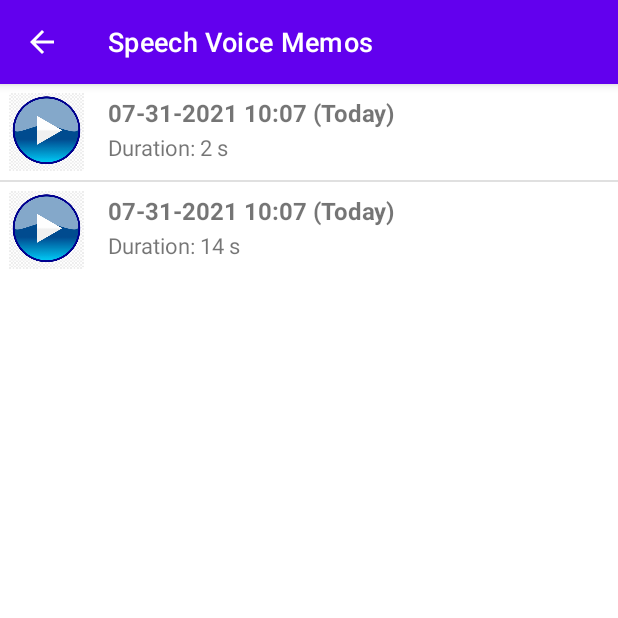
After one commit to simonekarani/SpeechImprovAndroid, an Android app: the SpeechVoiceMemosActivity screen opened directly, with no data from a screen before it, on a phone screen of 412 x 824 dp, the top half of it. The commit adds this screen. Run offline under Robolectric (Android 15) with nearby library versions, the phone set to English and light mode, and no system bars.

Commit message:
Store recorded speeches for playback

```diff
--- a/app/build.gradle
+++ b/app/build.gradle
@@ -10,8 +10,8 @@ android {
         applicationId "com.simonekarani.speechimprov"
         minSdkVersion 27
         targetSdkVersion 30
-        versionCode 2
-        versionName "2.0"
+        versionCode 3
+        versionName "3.0"
 
         testInstrumentationRunner "androidx.test.runner.AndroidJUnitRunner"
     }
--- a/app/src/main/java/com/simonekarani/speechimprov/report/SpeechActivityDBHelper.java
+++ b/app/src/main/java/com/simonekarani/speechimprov/report/SpeechActivityDBHelper.java
@@ -21,10 +21,11 @@ public class SpeechActivityDBHelper extends SQLiteOpenHelper {
     public static final String SPEECH_LOG_COLUMN_DATE = "date";
     public static final String SPEECH_LOG_COLUMN_ACTIVITY = "activity";
     public static final String SPEECH_LOG_COLUMN_DURATION = "duration";
+    public static final String SPEECH_LOG_COLUMN_PATH = "path";
     private HashMap hp;
 
     public SpeechActivityDBHelper(Context context) {
-        super(context, DATABASE_NAME , null, 2);
+        super(context, DATABASE_NAME , null, 3);
     }
 
     @Override
@@ -32,7 +33,7 @@ public class SpeechActivityDBHelper extends SQLiteOpenHelper {
         // TODO Auto-generated method stub
         db.execSQL(
                 "create table myactivity " +
-                        "(id integer primary key, date text,activity text, duration text)"
+                        "(id integer primary key, date text,activity text, duration text, path text)"
         );
     }
 
@@ -43,12 +44,14 @@ public class SpeechActivityDBHelper extends SQLiteOpenHelper {
         onCreate(db);
     }
 
-    public boolean insertSpeechActivity (String dateStr, String activityStr, long durationMs) {
+    public boolean insertSpeechActivity (String dateStr, String activityStr, long durationMs,
+                                         String pathStr) {
         SQLiteDatabase db = this.getWritableDatabase();
         ContentValues contentValues = new ContentValues();
         contentValues.put("date", dateStr);
         contentValues.put("activity", activityStr);
         contentValues.put("duration", Long.toString(durationMs));
+        contentValues.put("path", pathStr);
         db.insert("myactivity", null, contentValues);
         db.close();
         return true;
@@ -66,11 +69,17 @@ public class SpeechActivityDBHelper extends SQLiteOpenHelper {
         return numRows;
     }
 
-    public boolean updateSpeechActivity (String dateStr, String activityStr, long durationMs) {
+    public boolean updateSpeechActivity (String dateStr, String activityStr, long durationMs,
+                                         String pathStr) {
         SpeechReportDataModel dmodel = getSpeechActivityId(dateStr);
-        if (dmodel == null) {
-            insertSpeechActivity(dateStr, activityStr, durationMs);
-        } else {
+        insertSpeechActivity(dateStr, activityStr, durationMs, pathStr);
+        return true;
+    }
+
+    public boolean updateSpeechEntry (String dateStr, String activityStr, long durationMs,
+                                         String pathStr) {
+        SpeechReportDataModel dmodel = getSpeechActivityId(dateStr);
+
         SQLiteDatabase db = this.getWritableDatabase();
         ContentValues contentValues = new ContentValues();
         contentValues.put("date", dateStr);
@@ -83,7 +92,7 @@ public class SpeechActivityDBHelper extends SQLiteOpenHelper {
         contentValues.put("duration", Long.toString(dMs));
         db.update("myactivity", contentValues, "id = ? ", new String[]{Integer.toString(dmodel.getId())});
         db.close();
-        }
+
         return true;
     }
 
@@ -106,7 +115,8 @@ public class SpeechActivityDBHelper extends SQLiteOpenHelper {
                 int logId = res.getInt(res.getColumnIndex(SPEECH_LOG_COLUMN_ID));
                 data = new SpeechReportDataModel(logId, dStr,
                         res.getString(res.getColumnIndex(SPEECH_LOG_COLUMN_ACTIVITY)),
-                        res.getString(res.getColumnIndex(SPEECH_LOG_COLUMN_DURATION))
+                        res.getString(res.getColumnIndex(SPEECH_LOG_COLUMN_DURATION)),
+                        res.getString(res.getColumnIndex(SPEECH_LOG_COLUMN_PATH))
                 );
                 return data;
             }
@@ -124,13 +134,42 @@ public class SpeechActivityDBHelper extends SQLiteOpenHelper {
         String cDateStr = getCurrDate();
         while(res.moveToNext()) {
             String logDate = res.getString(res.getColumnIndex(SPEECH_LOG_COLUMN_DATE));
-            if (logDate.equals(cDateStr)) {
+            String reportDateList[] = logDate.split(" ");
+            if (reportDateList[0].equals(cDateStr)) {
                 logDate += " (Today)";
             }
             String actStr = res.getString(res.getColumnIndex(SPEECH_LOG_COLUMN_ACTIVITY));
             String dStr = res.getString(res.getColumnIndex(SPEECH_LOG_COLUMN_DURATION));
-            SpeechReportDataModel data = new SpeechReportDataModel(logDate, actStr, dStr);
+            String spathStr = res.getString(res.getColumnIndex(SPEECH_LOG_COLUMN_PATH));
+            SpeechReportDataModel data = new SpeechReportDataModel(logDate, actStr, dStr, spathStr);
             array_list.add(data);
+        }
+        for (int i = 0; i  < array_list.size(); i++) {
+            out_list.add( array_list.get(array_list.size()-1-i) );
+        }
+        return out_list;
+    }
+
+    public ArrayList<SpeechReportDataModel> getSpeechDataActivity(String activityStr) {
+        ArrayList<SpeechReportDataModel> array_list = new ArrayList<SpeechReportDataModel>();
+        ArrayList<SpeechReportDataModel> out_list = new ArrayList<SpeechReportDataModel>();
+
+        SQLiteDatabase db = this.getReadableDatabase();
+        Cursor res =  db.rawQuery( "select * from myactivity", null );
+        String cDateStr = getCurrDate();
+        while(res.moveToNext()) {
+            String logDate = res.getString(res.getColumnIndex(SPEECH_LOG_COLUMN_DATE));
+            String reportDateList[] = logDate.split(" ");
+            if (reportDateList[0].equals(cDateStr)) {
+                logDate += " (Today)";
+            }
+            String actStr = res.getString(res.getColumnIndex(SPEECH_LOG_COLUMN_ACTIVITY));
+            String dStr = res.getString(res.getColumnIndex(SPEECH_LOG_COLUMN_DURATION));
+            String spathStr = res.getString(res.getColumnIndex(SPEECH_LOG_COLUMN_PATH));
+            if (actStr.equalsIgnoreCase(activityStr)) {
+                SpeechReportDataModel data = new SpeechReportDataModel(logDate, actStr, dStr, spathStr);
+                array_list.add(data);
+            }
         }
         for (int i = 0; i  < array_list.size(); i++) {
             out_list.add( array_list.get(array_list.size()-1-i) );
--- a/app/src/main/java/com/simonekarani/speechimprov/report/SpeechReportDataModel.java
+++ b/app/src/main/java/com/simonekarani/speechimprov/report/SpeechReportDataModel.java
@@ -5,15 +5,19 @@ public class SpeechReportDataModel {
     String reportTitle;
     String activity;
     String durationStr;
+    String pathStr;
 
-    public SpeechReportDataModel(int id, String title, String activityList, String durationStr) {
+    public SpeechReportDataModel(int id, String title, String activityList, String durationStr,
+                                 String pathStr) {
         this.id = id;
         this.reportTitle = title;
         this.activity = activityList;
         this.durationStr = durationStr;
+        this.pathStr = pathStr;
     }
 
-    public SpeechReportDataModel(String title, String activityList, String durationStr) {
+    public SpeechReportDataModel(String title, String activityList, String durationStr,
+                                 String pathStr) {
         this.reportTitle = title;
         this.activity = "Activity: " + activityList;
         Long durationValueSecs = Long.parseLong(durationStr) / 1000;
@@ -49,4 +53,6 @@ public class SpeechReportDataModel {
     public String getDuration() {
         return durationStr;
     }
+
+    public String getSpeechPath() { return pathStr; }
 }
--- /dev/null
+++ b/app/src/main/java/com/simonekarani/speechimprov/speechpractice/SpeechMemosArrayAdapter.java
@@ -0,0 +1,48 @@
+package com.simonekarani.speechimprov.speechpractice;
+
+import android.content.Context;
+import android.util.Log;
+import android.view.LayoutInflater;
+import android.view.View;
+import android.view.ViewGroup;
+import android.widget.ArrayAdapter;
+import android.widget.ImageView;
+import android.widget.TextView;
+
+import com.simonekarani.speechimprov.R;
+import com.simonekarani.speechimprov.report.SpeechReportDataModel;
+
+import java.util.ArrayList;
+
+public class SpeechMemosArrayAdapter extends ArrayAdapter<SpeechReportDataModel> {
+//public class SpeechMemosArrayAdapter extends ArrayAdapter<String> {
+    private final Context context;
+    private final ArrayList<SpeechReportDataModel> values;
+    //private String[] values;
+
+    public SpeechMemosArrayAdapter(Context context, ArrayList<SpeechReportDataModel> values) {
+    //public SpeechMemosArrayAdapter(Context context, String[] values) {
+        super(context, -1, values);
+        this.context = context;
+        this.values = values;
+    }
+
+    @Override
+    public View getView(int position, View convertView, ViewGroup parent) {
+        LayoutInflater inflater = (LayoutInflater) context
+                .getSystemService(Context.LAYOUT_INFLATER_SERVICE);
+        View rowView = inflater.inflate(R.layout.speech_memos_rowlayout, parent, false);
+        TextView textView1 = (TextView) rowView.findViewById(R.id.speech_voice_firstLine);
+        TextView textView2 = (TextView) rowView.findViewById(R.id.speech_voice_secondLine);
+        ImageView imageView = (ImageView) rowView.findViewById(R.id.speech_voice_icon);
+        textView1.setText(values.get(position).getReportTitle());
+        textView2.setText(values.get(position).getDuration());
+        //textView1.setText(values[position]);
+        //textView2.setText(values[position]);
+        imageView.setImageResource(R.drawable.memos_play);
+        Log.i("SpeechMemosArrayAdapter", "*****" + values.get(position).getReportTitle() + ", " +
+                values.get(position).getDuration() + ", " + values.get(position).getSpeechPath());
+
+        return rowView;
+    }
+}
--- /dev/null
+++ b/app/src/main/java/com/simonekarani/speechimprov/speechpractice/SpeechVoiceMemosActivity.java
@@ -0,0 +1,93 @@
+package com.simonekarani.speechimprov.speechpractice;
+
+import android.app.Activity;
+import android.content.Context;
+import android.content.Intent;
+import android.os.Bundle;
+import android.view.MenuItem;
+import android.view.View;
+import android.widget.AdapterView;
+import android.widget.ArrayAdapter;
+import android.widget.ListView;
+
+import androidx.appcompat.app.AppCompatActivity;
+
+import com.simonekarani.speechimprov.MainActivity;
+import com.simonekarani.speechimprov.R;
+import com.simonekarani.speechimprov.report.SpeechActivityDBHelper;
+import com.simonekarani.speechimprov.report.SpeechImprovReportActivity;
+
+import java.util.ArrayList;
+import java.util.HashMap;
+import java.util.List;
+
+public class SpeechVoiceMemosActivity extends AppCompatActivity {
+
+    private SpeechActivityDBHelper mydb ;
+
+    @Override
+    protected void onCreate(Bundle savedInstanceState) {
+        super.onCreate(savedInstanceState);
+        setContentView(R.layout.activity_speech_memos);
+        setTitle("Speech Voice Memos");
+        getSupportActionBar().setDisplayHomeAsUpEnabled(true);
+
+        final ListView listview = (ListView) findViewById(R.id.speech_memos_listview);
+        String[] values = new String[] { "Android", "iPhone", "WindowsMobile",
+                "Blackberry", "WebOS", "Ubuntu", "Windows7", "Max OS X",
+                "Linux", "OS/2", "Ubuntu", "Windows7", "Max OS X", "Linux",
+                "OS/2", "Ubuntu", "Windows7", "Max OS X", "Linux", "OS/2",
+                "Android", "iPhone", "WindowsMobile" };
+
+        mydb = new SpeechActivityDBHelper(this);
+        final ArrayList<String> list = new ArrayList<String>();
+        for (int i = 0; i < values.length; ++i) {
+            list.add(values[i]);
+        }
+
+        //final SpeechMemosArrayAdapter adapter = new SpeechMemosArrayAdapter(this,
+        //        values );
+        final SpeechMemosArrayAdapter adapter = new SpeechMemosArrayAdapter(this,
+                mydb.getSpeechDataActivity("Speech") );
+        listview.setAdapter(adapter);
+
+        listview.setOnItemClickListener(new AdapterView.OnItemClickListener() {
+
+            @Override
+            public void onItemClick(AdapterView<?> parent, final View view,
+                                    int position, long id) {
+                final String item = (String) parent.getItemAtPosition(position);
+                view.animate().setDuration(2000).alpha(0)
+                        .withEndAction(new Runnable() {
+                            @Override
+                            public void run() {
+                                list.remove(item);
+                                adapter.notifyDataSetChanged();
+                                view.setAlpha(1);
+                            }
+                        });
+            }
+
+        });
+    }
+
+    @Override
+    public boolean onOptionsItemSelected(MenuItem item) {
+        switch (item.getItemId()) {
+            case android.R.id.home:
+                Intent intent = new Intent(SpeechVoiceMemosActivity.this, SpeechPracticeActivity.class);
+                intent.addFlags(Intent.FLAG_ACTIVITY_CLEAR_TOP | Intent.FLAG_ACTIVITY_NEW_TASK);
+                startActivity(intent);
+                finish();
+                return true;
+            default:
+                break;
+        }
+        return super.onOptionsItemSelected(item);
+    }
+
+    @Override
+    public void onBackPressed() {
+        super.onBackPressed();
+    }
+}
--- a/app/src/main/java/com/simonekarani/speechimprov/wordpractice/WordPracticeActivity.java
+++ b/app/src/main/java/com/simonekarani/speechimprov/wordpractice/WordPracticeActivity.java
@@ -562,7 +562,7 @@ public class WordPracticeActivity extends AppCompatActivity
     private void updateWordReportLog() {
         activityEndTimeMs = System.currentTimeMillis();
         long durationMs = activityEndTimeMs - activityStartTimeMs;
-        mydb.updateSpeechActivity(getCurrDate(), "Word", durationMs);
+        mydb.updateSpeechActivity(getCurrDate(), "Word", durationMs, recWordPath);
     }
 
     private void updatePreferenceSetting(int selectedIdx) {
@@ -614,7 +614,7 @@ public class WordPracticeActivity extends AppCompatActivity
     private String getCurrDate() {
         Calendar cal = Calendar.getInstance(Locale.ENGLISH);
         cal.setTimeInMillis(System.currentTimeMillis());
-        String date = DateFormat.format("MM-dd-yyyy", cal).toString();
+        String date = DateFormat.format("MM-dd-yyyy HH:MM", cal).toString();
         return date;
     }
 
--- /dev/null
+++ b/app/src/main/res/layout/activity_speech_memos.xml
@@ -0,0 +1,5 @@
+<?xml version="1.0" encoding="utf-8"?>
+<ListView xmlns:android="http://schemas.android.com/apk/res/android"
+    android:id="@+id/speech_memos_listview"
+    android:layout_width="wrap_content"
+    android:layout_height="wrap_content" />
--- /dev/null
+++ b/app/src/main/res/layout/speech_memos_rowlayout.xml
@@ -0,0 +1,44 @@
+<RelativeLayout xmlns:android="http://schemas.android.com/apk/res/android"
+    android:layout_width="fill_parent"
+    android:layout_height="?android:attr/listPreferredItemHeight"
+    android:padding="6dip" >
+
+    <ImageView
+        android:id="@+id/speech_voice_icon"
+        android:layout_width="50dip"
+        android:layout_height="fill_parent"
+        android:layout_alignParentBottom="true"
+        android:layout_alignParentTop="true"
+        android:layout_marginRight="6dip"
+        android:contentDescription="TODO"
+        android:src="@drawable/memos_play" />
+
+    <TextView
+        android:id="@+id/speech_voice_secondLine"
+        android:layout_width="fill_parent"
+        android:layout_height="26dip"
+        android:layout_alignParentBottom="true"
+        android:layout_alignParentRight="true"
+        android:layout_toRightOf="@id/speech_voice_icon"
+        android:ellipsize="marquee"
+        android:maxLines="1"
+        android:layout_marginLeft="10dip"
+        android:text="Description"
+        android:textSize="16sp" />
+
+    <TextView
+        android:id="@+id/speech_voice_firstLine"
+        android:layout_width="fill_parent"
+        android:layout_height="wrap_content"
+        android:layout_above="@id/speech_voice_secondLine"
+        android:layout_alignParentRight="true"
+        android:layout_alignParentTop="true"
+        android:layout_alignWithParentIfMissing="true"
+        android:layout_toRightOf="@id/speech_voice_icon"
+        android:gravity="center_vertical"
+        android:layout_marginLeft="10dip"
+        android:text="Example application"
+        android:textSize="18sp"
+        android:textStyle="bold" />
+
+</RelativeLayout>
```
Also changed, not shown: app/src/main/AndroidManifest.xml (+8 -1 lines), app/src/main/java/com/simonekarani/speechimprov/speechpractice/SpeechPracticeActivity.java (+23 -7 lines), app/src/main/java/com/simonekarani/speechimprov/storypractice/StoryPracticeActivity.java (+17 -4 lines), app/src/main/res/layout/activity_story_memos.xml (added, +41 -0 lines), app/src/main/res/menu/menu_speech.xml (added, +13 -0 lines), app/src/main/res/menu/menu_story.xml (added, +13 -0 lines), app/src/main/res/drawable-v24/memos_pause.jpeg (added), app/src/main/res/drawable-v24/memos_play.jpeg (added). Lines whose indentation alone changed are shown as unchanged.
